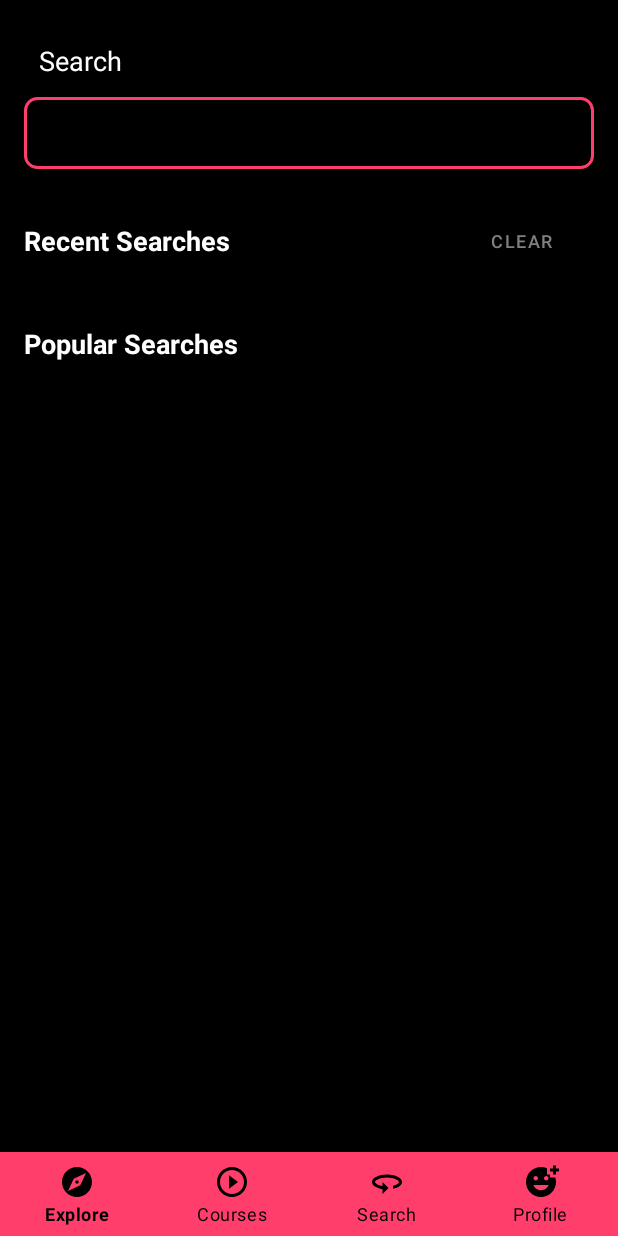
After one commit to imahrukh/Mentora, an Android app built with Jetpack Compose: the layout fragment_search.xml on its own in the app's theme, with its tools: preview values and no code run, on a phone screen of 412 x 824 dp. The commit adds this screen. Run offline under Robolectric (Android 15) with nearby library versions, the phone set to English and light mode, and no system bars.

Commit message:
Search fragment frontend (search query color not fixed)

```diff
--- a/app/build.gradle.kts
+++ b/app/build.gradle.kts
@@ -61,10 +61,11 @@ dependencies {
     androidTestImplementation(libs.androidx.ui.test.junit4)
     debugImplementation(libs.androidx.ui.tooling)
     debugImplementation(libs.androidx.ui.test.manifest)
-    implementation(platform(libs.firebase.bom) )// Use latest BOM
+    implementation(platform(libs.firebase.bom) )
     implementation (libs.firebase.auth)
     implementation (libs.firebase.firestore)
     implementation(libs.recyclerview)
     annotationProcessor(libs.glide)
+    implementation(libs.android.flexbox)
 
 }
--- /dev/null
+++ b/app/src/main/res/drawable/ic_red_search.xml
@@ -0,0 +1,10 @@
+<?xml version="1.0" encoding="utf-8"?>
+<vector xmlns:android="http://schemas.android.com/apk/res/android"
+    android:width="24dp"
+    android:height="24dp"
+    android:viewportWidth="24"
+    android:viewportHeight="24">
+    <path
+        android:fillColor="@color/red"
+        android:pathData="M15.5 14h-.79l-.28-.27C15.41 12.59 16 11.11 16 9.5 16 5.91 13.09 3 9.5 3S3 5.91 3 9.5 5.91 16 9.5 16c1.61 0 3.09-.59 4.23-1.57l.27.28v.79l5 4.99L20.49 19l-4.99-5zm-6 0C7.01 14 5 11.99 5 9.5S7.01 5 9.5 5 14 7.01 14 9.5 11.99 14 9.5 14z"/>
+</vector>
--- /dev/null
+++ b/app/src/main/res/drawable/searchview_border.xml
@@ -0,0 +1,10 @@
+<?xml version="1.0" encoding="utf-8"?>
+
+<shape xmlns:android="http://schemas.android.com/apk/res/android"
+    android:shape="rectangle">
+    <stroke
+        android:width="2dp"
+        android:color="@color/red"/>
+    <solid android:color="@android:color/transparent"/>
+    <corners android:radius="8dp"/>
+</shape>
--- /dev/null
+++ b/app/src/main/res/layout/fragment_search.xml
@@ -0,0 +1,118 @@
+<?xml version="1.0" encoding="utf-8"?>
+<RelativeLayout xmlns:android="http://schemas.android.com/apk/res/android"
+    xmlns:app="http://schemas.android.com/apk/res-auto"
+    android:layout_width="match_parent"
+    android:layout_height="match_parent">
+
+    <ScrollView
+        android:layout_width="match_parent"
+        android:layout_height="match_parent"
+        android:layout_above="@id/bottomNav"
+        android:padding="16dp">
+
+        <LinearLayout
+            android:layout_width="match_parent"
+            android:layout_height="wrap_content"
+            android:orientation="vertical">
+
+            <TextView
+                android:id="@+id/SearchText"
+                android:layout_width="wrap_content"
+                android:layout_height="wrap_content"
+                android:text="@string/search"
+                android:textColor="@color/white"
+                android:textSize="18sp"
+                android:layout_marginStart="10dp"
+                android:layout_marginTop="12dp"
+                android:layout_marginBottom="12dp"/>
+
+            <androidx.appcompat.widget.SearchView
+            android:id="@+id/searchView"
+            style="@style/RedSearchView"
+            android:layout_width="match_parent"
+            android:layout_height="wrap_content"
+            android:queryHint="@string/searchHint"
+            android:iconifiedByDefault="false"
+            app:iconTint="@color/red"
+            app:queryBackground="@android:color/transparent"
+            android:background="@drawable/searchview_border"/>
+            <!-- Recent Searches -->
+            <LinearLayout
+                android:layout_width="match_parent"
+                android:layout_height="wrap_content"
+                android:orientation="vertical"
+                android:layout_marginTop="24dp">
+
+                <LinearLayout
+                    android:layout_width="match_parent"
+                    android:layout_height="wrap_content"
+                    android:orientation="horizontal"
+                    android:gravity="center_vertical">
+
+                    <TextView
+                        android:layout_width="wrap_content"
+                        android:layout_height="wrap_content"
+                        android:text="@string/recentSearches"
+                        android:textSize="18sp"
+                        android:textStyle="bold"/>
+
+                    <Button
+                        android:id="@+id/btnClear"
+                        android:layout_width="wrap_content"
+                        android:layout_height="wrap_content"
+                        android:text="@string/clear"
+                        android:layout_marginStart="150dp"
+                        android:backgroundTint="@android:color/transparent"
+                        android:textColor="@color/grey"
+                        android:textSize="12sp" />
+
+                </LinearLayout>
+
+                <com.google.android.flexbox.FlexboxLayout
+                    android:id="@+id/recentSearchesContainer"
+                    android:layout_width="match_parent"
+                    android:layout_height="wrap_content"
+                    app:flexWrap="wrap"
+                    app:alignItems="flex_start"
+                    app:justifyContent="flex_start"
+                    android:layout_marginTop="8dp"/>
+            </LinearLayout>
+
+            <!-- Popular Searches -->
+            <LinearLayout
+                android:layout_width="match_parent"
+                android:layout_height="wrap_content"
+                android:orientation="vertical"
+                android:layout_marginTop="24dp">
+
+                <TextView
+                    android:layout_width="wrap_content"
+                    android:layout_height="wrap_content"
+                    android:text="@string/popularSearches"
+                    android:textSize="18sp"
+                    android:textStyle="bold"/>
+
+                <com.google.android.flexbox.FlexboxLayout
+                    android:id="@+id/popularSearchesContainer"
+                    android:layout_width="match_parent"
+                    android:layout_height="wrap_content"
+                    app:flexWrap="wrap"
+                    app:alignItems="flex_start"
+                    app:justifyContent="flex_start"
+                    android:layout_marginTop="8dp"/>
+            </LinearLayout>
+        </LinearLayout>
+    </ScrollView>
+
+
+    <com.google.android.material.bottomnavigation.BottomNavigationView
+        android:id="@+id/bottomNav"
+        android:layout_width="match_parent"
+        android:layout_height="wrap_content"
+        android:layout_alignParentBottom="true"
+        android:background="@color/red"
+        app:itemIconTint="@color/black"
+        app:itemTextColor="@color/black"
+        app:labelVisibilityMode="labeled"
+        app:menu="@menu/bottom_nav_menu" />
+</RelativeLayout>
--- a/app/src/main/res/values/strings.xml
+++ b/app/src/main/res/values/strings.xml
@@ -27,6 +27,9 @@
     <string name="projectTitle">Project Title</string>
     <string name="projectProvider">by Provider</string>
     <string name="projectGuidedTitle">Guided Project</string>
-
+    <string name="popularSearches">Popular Searches</string>
+    <string name="recentSearches">Recent Searches</string>
+    <string name="clear">Clear</string>
+    <string name="searchHint">What do you want to study?</string>
 
 </resources>
--- a/app/src/main/res/values/themes.xml
+++ b/app/src/main/res/values/themes.xml
@@ -9,4 +9,21 @@
         <item name="android:windowBackground">#000000</item>
         <item name ="android:textColor">#FFFFFF</item>
     </style>
+
+    <style name="RedSearchView" parent="Widget.AppCompat.SearchView">
+        <!-- Text colors -->
+        <item name="queryTextColor">@color/red</item>
+        <item name="android:textColorHint">@color/red</item>
+
+        <!-- Icon tints -->
+        <item name="closeIconTint">@color/red</item>
+        <item name="searchIconTint">@color/red</item>
+
+        <!-- EditText style -->
+        <item name="android:editTextStyle">@style/RedSearchView.EditText</item>
+    </style>
+    <style name="RedSearchView.EditText" parent="Widget.AppCompat.EditText">
+        <item name="android:textColor">@color/red</item>
+        <item name="android:textColorHint">@color/red</item>
+    </style>
 </resources>
--- a/gradle/libs.versions.toml
+++ b/gradle/libs.versions.toml
@@ -17,6 +17,7 @@ material = "1.12.0"
 activity = "1.10.1"
 recyclerview = "1.3.2"
 glide = "4.16.0"
+flexbox = "3.0.0"
 
 [libraries]
 androidx-core-ktx = { group = "androidx.core", name = "core-ktx", version.ref = "coreKtx" }
@@ -42,6 +43,7 @@ material = { group = "com.google.android.material", name = "material", version.r
 androidx-activity = { group = "androidx.activity", name = "activity", version.ref = "activity" }
 recyclerview = { group = "androidx.recyclerview", name = "recyclerview", version.ref = "recyclerview" }
 glide = { module = "com.github.bumptech.glide:glide", version.ref = "glide" }
+android-flexbox = { group = "com.google.android.flexbox", name = "flexbox", version.ref = "flexbox" }
 [plugins]
 android-application = { id = "com.android.application", version.ref = "agp" }
 kotlin-android = { id = "org.jetbrains.kotlin.android", version.ref = "kotlin" }
```
